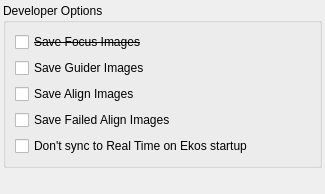
KDE/kstars, file kstars/options/opsdeveloper.ui: the form before one commit.
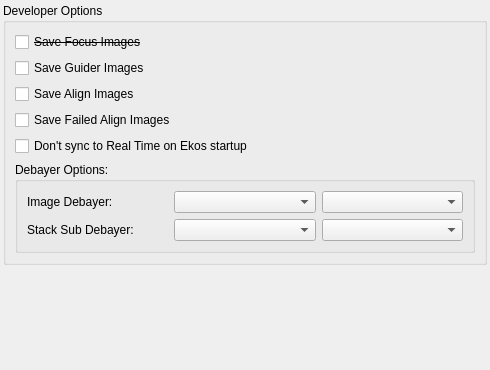
The form after the commit.

The edit to the form file:
```diff
--- a/kstars/options/opsdeveloper.ui
+++ b/kstars/options/opsdeveloper.ui
@@ -6,8 +6,8 @@
    <rect>
     <x>0</x>
     <y>0</y>
-    <width>325</width>
-    <height>194</height>
+    <width>490</width>
+    <height>370</height>
    </rect>
   </property>
   <layout class="QGridLayout" name="gridLayout">
@@ -89,6 +89,72 @@
           </property>
          </widget>
         </item>
+        <item row="6" column="0" rowspan="2">
+         <widget class="QGroupBox" name="gridGroupBox">
+          <property name="minimumSize">
+           <size>
+            <width>0</width>
+            <height>50</height>
+           </size>
+          </property>
+          <property name="title">
+           <string>Debayer Options:</string>
+          </property>
+          <layout class="QGridLayout" name="gridLayout_3">
+           <item row="0" column="1">
+            <widget class="QComboBox" name="kcfg_ImageDebayerEngine">
+             <property name="toolTip">
+              <string/>
+             </property>
+            </widget>
+           </item>
+           <item row="0" column="0">
+            <widget class="QLabel" name="label">
+             <property name="toolTip">
+              <string>&lt;html&gt;&lt;head/&gt;&lt;body&gt;&lt;p&gt;Debayer parameters to be applied to images.&lt;/p&gt;&lt;/body&gt;&lt;/html&gt;</string>
+             </property>
+             <property name="text">
+              <string>Image Debayer:</string>
+             </property>
+            </widget>
+           </item>
+           <item row="0" column="2">
+            <widget class="QComboBox" name="kcfg_ImageDebayerAlgo">
+             <property name="toolTip">
+              <string/>
+             </property>
+            </widget>
+           </item>
+           <item row="1" column="0">
+            <widget class="QLabel" name="label_2">
+             <property name="toolTip">
+              <string>&lt;html&gt;&lt;head/&gt;&lt;body&gt;&lt;p&gt;Debayer parameters to be applied to Live Stacker subs.&lt;/p&gt;&lt;/body&gt;&lt;/html&gt;</string>
+             </property>
+             <property name="text">
+              <string>Stack Sub Debayer:</string>
+             </property>
+            </widget>
+           </item>
+           <item row="1" column="1">
+            <widget class="QComboBox" name="kcfg_StackDebayerEngine">
+             <property name="toolTip">
+              <string/>
+             </property>
+             <property name="currentText">
+              <string/>
+             </property>
+            </widget>
+           </item>
+           <item row="1" column="2">
+            <widget class="QComboBox" name="kcfg_StackDebayerAlgo">
+             <property name="toolTip">
+              <string/>
+             </property>
+            </widget>
+           </item>
+          </layout>
+         </widget>
+        </item>
        </layout>
       </widget>
      </item>
```
Left out of the diff: 50 changed lines with no effect on the pictures.
